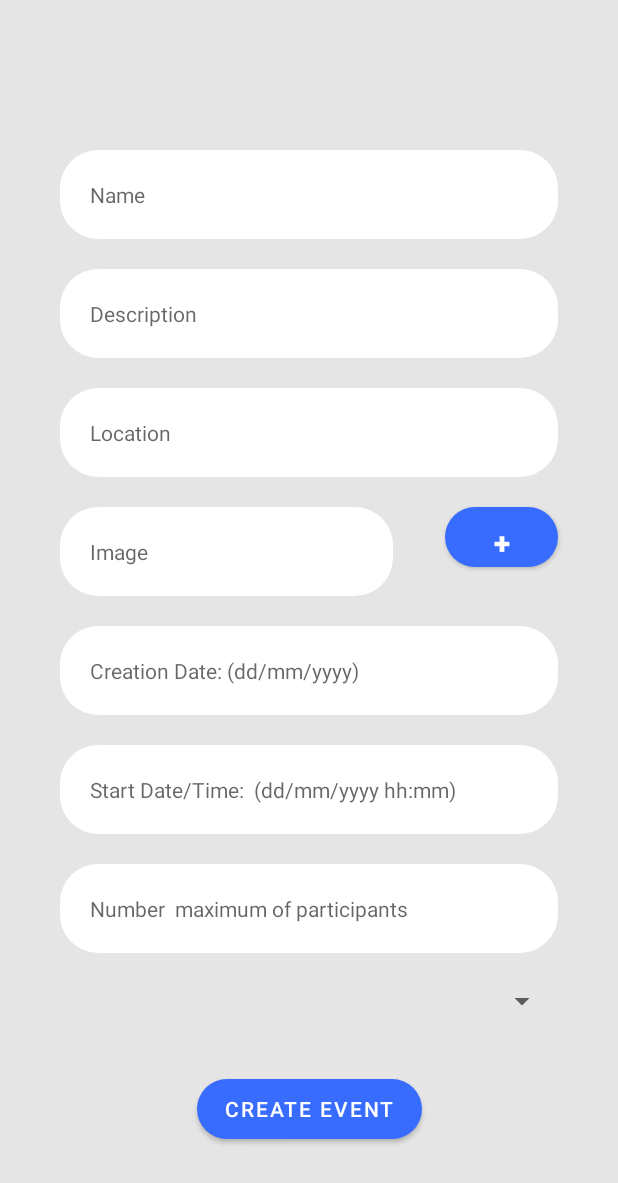
After one commit to OscarRD2/OpenEvents, an Android app: the CreateEventActivity screen opened directly, with no data from a screen before it, on a phone screen of 412 x 824 dp. The commit adds this screen. Shown: the top 1183 px of the screen. Run offline under Robolectric (Android 15) with nearby library versions, the phone set to English and light mode, and no system bars.

Commit message:
Create Event Layout (DONE)

```diff
--- a/app/src/main/AndroidManifest.xml
+++ b/app/src/main/AndroidManifest.xml
@@ -9,6 +9,9 @@
         android:roundIcon="@mipmap/ic_launcher_round"
         android:supportsRtl="true"
         android:theme="@style/Theme.OpenEvents">
+        <activity
+            android:name=".CreateEventActivity"
+            android:exported="false" />
         <activity
             android:name=".SingUpActivity"
             android:exported="false" />
--- /dev/null
+++ b/app/src/main/java/com/androidpprog2/openevents/CreateEventActivity.java
@@ -0,0 +1,16 @@
+package com.androidpprog2.openevents;
+
+import androidx.appcompat.app.AppCompatActivity;
+
+import android.os.Bundle;
+
+public class CreateEventActivity extends AppCompatActivity {
+
+    @Override
+    protected void onCreate(Bundle savedInstanceState) {
+        super.onCreate(savedInstanceState);
+        setContentView(R.layout.activity_create_event);
+        getSupportActionBar().hide();
+
+    }
+}
--- a/app/src/main/java/com/androidpprog2/openevents/MainActivity.java
+++ b/app/src/main/java/com/androidpprog2/openevents/MainActivity.java
@@ -22,7 +22,6 @@ public class MainActivity extends AppCompatActivity {
 
             @Override
             public void onClick(View v) {
-                //Linkear pag Registro -> VICTOR
                 Intent i = new Intent(MainActivity.this, SingUpActivity.class);
                 i.addFlags(Intent.FLAG_ACTIVITY_CLEAR_TOP);
                 startActivity(i);
--- /dev/null
+++ b/app/src/main/res/drawable/button_background.xml
@@ -0,0 +1,5 @@
+<?xml version="1.0" encoding="utf-8"?>
+<shape android:shape="rectangle" xmlns:android="http://schemas.android.com/apk/res/android">
+    <solid android:color="@color/blue" />
+    <corners android:radius="60dp" />
+</shape>
--- /dev/null
+++ b/app/src/main/res/drawable/text_fields.xml
@@ -0,0 +1,6 @@
+<?xml version="1.0" encoding="utf-8"?>
+
+<shape android:shape="rectangle" xmlns:android="http://schemas.android.com/apk/res/android">
+    <solid android:color="@color/white" />
+    <corners android:radius="25dp" />
+</shape>
--- /dev/null
+++ b/app/src/main/res/layout/activity_create_event.xml
@@ -0,0 +1,186 @@
+<?xml version="1.0" encoding="utf-8"?>
+<androidx.constraintlayout.widget.ConstraintLayout
+    xmlns:android="http://schemas.android.com/apk/res/android"
+    xmlns:app="http://schemas.android.com/apk/res-auto"
+    xmlns:tools="http://schemas.android.com/tools"
+    android:background="@color/colorGray"
+    android:layout_width="match_parent"
+    android:layout_height="match_parent">
+
+    <EditText
+        android:id="@+id/textView"
+        android:layout_width="match_parent"
+        android:layout_height="wrap_content"
+        android:layout_marginStart="40dp"
+        android:layout_marginTop="100dp"
+        android:layout_marginEnd="40dp"
+        android:background="@drawable/text_fields"
+        android:hint="Name"
+        android:paddingLeft="30px"
+        android:paddingTop="30px"
+        android:paddingRight="30px"
+        android:paddingBottom="30px"
+        android:textSize="14sp"
+        app:layout_constraintEnd_toEndOf="parent"
+        app:layout_constraintStart_toStartOf="parent"
+        app:layout_constraintTop_toTopOf="parent" />
+
+    <EditText
+        android:id="@+id/description"
+        android:layout_width="match_parent"
+        android:layout_height="wrap_content"
+        android:layout_marginStart="40dp"
+        android:layout_marginTop="20dp"
+        android:layout_marginEnd="40dp"
+        android:background="@drawable/text_fields"
+        android:hint="Description"
+        android:maxLines="3"
+        android:paddingLeft="30px"
+        android:paddingTop="30px"
+        android:paddingRight="30px"
+        android:paddingBottom="30px"
+        android:textSize="14sp"
+        app:layout_constraintEnd_toEndOf="parent"
+        app:layout_constraintStart_toStartOf="parent"
+        app:layout_constraintTop_toBottomOf="@+id/textView" />
+
+    <EditText
+        android:id="@+id/creation_date"
+        android:layout_width="match_parent"
+        android:layout_height="wrap_content"
+        android:layout_marginStart="40dp"
+        android:layout_marginTop="20dp"
+        android:layout_marginEnd="40dp"
+        android:background="@drawable/text_fields"
+        android:hint="Creation Date: (dd/mm/yyyy)"
+        android:inputType="date"
+        android:maxLines="3"
+        android:paddingLeft="30px"
+        android:paddingTop="30px"
+        android:paddingRight="30px"
+        android:paddingBottom="30px"
+        android:textSize="14sp"
+        app:layout_constraintEnd_toEndOf="parent"
+        app:layout_constraintHorizontal_bias="1.0"
+        app:layout_constraintStart_toStartOf="parent"
+        app:layout_constraintTop_toBottomOf="@+id/image" />
+
+    <EditText
+        android:id="@+id/start_date_time"
+        android:layout_width="match_parent"
+        android:layout_height="wrap_content"
+        android:layout_marginStart="40dp"
+        android:layout_marginTop="20dp"
+        android:layout_marginEnd="40dp"
+        android:background="@drawable/text_fields"
+        android:hint="Start Date/Time:  (dd/mm/yyyy hh:mm)"
+        android:inputType="datetime"
+        android:maxLines="3"
+        android:paddingLeft="30px"
+        android:paddingTop="30px"
+        android:paddingRight="30px"
+        android:paddingBottom="30px"
+        android:textSize="14sp"
+        app:layout_constraintEnd_toEndOf="parent"
+        app:layout_constraintHorizontal_bias="0.0"
+        app:layout_constraintStart_toStartOf="parent"
+        app:layout_constraintTop_toBottomOf="@+id/creation_date" />
+
+    <EditText
+        android:id="@+id/number_max_participants"
+        android:layout_width="match_parent"
+        android:layout_height="wrap_content"
+        android:layout_marginStart="40dp"
+        android:layout_marginTop="20dp"
+        android:layout_marginEnd="40dp"
+        android:background="@drawable/text_fields"
+        android:hint="Number  maximum of participants"
+        android:inputType="number"
+        android:maxLines="3"
+        android:paddingLeft="30px"
+        android:paddingTop="30px"
+        android:paddingRight="30px"
+        android:paddingBottom="30px"
+        android:textSize="14sp"
+        app:layout_constraintEnd_toEndOf="parent"
+        app:layout_constraintHorizontal_bias="0.0"
+        app:layout_constraintStart_toStartOf="parent"
+        app:layout_constraintTop_toBottomOf="@+id/start_date_time" />
+
+    <EditText
+        android:id="@+id/location"
+        android:layout_width="match_parent"
+        android:layout_height="wrap_content"
+        android:layout_marginStart="40dp"
+        android:layout_marginTop="20dp"
+        android:layout_marginEnd="40dp"
+        android:background="@drawable/text_fields"
+        android:hint="Location"
+        android:paddingLeft="30px"
+        android:paddingTop="30px"
+        android:paddingRight="30px"
+        android:paddingBottom="30px"
+        android:textSize="14sp"
+        app:layout_constraintEnd_toEndOf="parent"
+        app:layout_constraintHorizontal_bias="0.0"
+        app:layout_constraintStart_toStartOf="parent"
+        app:layout_constraintTop_toBottomOf="@+id/description" />
+
+    <EditText
+        android:id="@+id/image"
+        android:layout_width="match_parent"
+        android:layout_height="wrap_content"
+        android:layout_marginStart="40dp"
+        android:layout_marginTop="20dp"
+        android:layout_marginEnd="150dp"
+        android:background="@drawable/text_fields"
+        android:hint="Image"
+        android:paddingLeft="30px"
+        android:paddingTop="30px"
+        android:paddingRight="30px"
+        android:paddingBottom="30px"
+        android:textSize="14sp"
+        app:layout_constraintEnd_toStartOf="@+id/add_image_btn"
+        app:layout_constraintStart_toStartOf="parent"
+        app:layout_constraintTop_toBottomOf="@+id/location" />
+
+    <Button
+        android:id="@+id/add_image_btn"
+        android:layout_width="75dp"
+        android:layout_height="40dp"
+        android:layout_marginTop="20dp"
+        android:layout_marginEnd="40dp"
+        android:background="@drawable/button_background"
+        android:text="+"
+        android:textColor="@color/white"
+        android:textSize="20sp"
+        android:textStyle="bold"
+        app:layout_constraintEnd_toEndOf="parent"
+        app:layout_constraintTop_toBottomOf="@+id/location" />
+
+    <Button
+        android:id="@+id/create_event_btn"
+        android:layout_width="150dp"
+        android:layout_height="40dp"
+        android:layout_marginTop="40dp"
+        android:background="@drawable/button_background"
+        android:text="Create Event"
+        android:textColor="@color/white"
+        android:textSize="14sp"
+        app:layout_constraintEnd_toEndOf="parent"
+        app:layout_constraintStart_toStartOf="parent"
+        app:layout_constraintTop_toBottomOf="@+id/type" />
+
+    <Spinner
+        android:id="@+id/type"
+        android:layout_width="match_parent"
+        android:layout_height="0dp"
+        android:layout_marginStart="40dp"
+        android:layout_marginTop="20dp"
+        android:layout_marginEnd="40dp"
+        android:dropDownWidth="wrap_content"
+        app:layout_constraintEnd_toEndOf="parent"
+        app:layout_constraintStart_toStartOf="parent"
+        app:layout_constraintTop_toBottomOf="@+id/number_max_participants" />
+
+</androidx.constraintlayout.widget.ConstraintLayout>
--- a/app/src/main/res/layout/activity_main.xml
+++ b/app/src/main/res/layout/activity_main.xml
@@ -44,6 +44,7 @@
         android:layout_height="wrap_content"
         android:layout_marginTop="44dp"
         android:ems="10"
+
         android:hint="@string/password_hint"
         android:inputType="textPassword"
         app:layout_constraintEnd_toEndOf="parent"
--- a/app/src/main/res/mipmap-anydpi-v26/ic_launcher.xml
+++ b/app/src/main/res/mipmap-anydpi-v26/ic_launcher.xml
@@ -1,5 +1,5 @@
 <?xml version="1.0" encoding="utf-8"?>
 <adaptive-icon xmlns:android="http://schemas.android.com/apk/res/android">
-    <background android:drawable="@color/ic_launcher_background"/>
+    <background android:drawable="@color/ic_IconApp_background"/>
     <foreground android:drawable="@mipmap/ic_launcher_foreground"/>
 </adaptive-icon>
--- a/app/src/main/res/mipmap-anydpi-v26/ic_launcher_round.xml
+++ b/app/src/main/res/mipmap-anydpi-v26/ic_launcher_round.xml
@@ -1,5 +1,5 @@
 <?xml version="1.0" encoding="utf-8"?>
 <adaptive-icon xmlns:android="http://schemas.android.com/apk/res/android">
-    <background android:drawable="@color/ic_launcher_background"/>
+    <background android:drawable="@color/ic_IconApp_background"/>
     <foreground android:drawable="@mipmap/ic_launcher_foreground"/>
 </adaptive-icon>
--- a/app/src/main/res/values/colors.xml
+++ b/app/src/main/res/values/colors.xml
@@ -8,4 +8,6 @@
     <color name="black">#FF000000</color>
     <color name="white">#FFFFFFFF</color>
     <color name="blue">#386CFF</color>
+    <color name="colorGray">#E5E5E5</color>
+
 </resources>
--- a/app/src/main/res/values/ic_launcher_background.xml
+++ b/app/src/main/res/values/ic_IconApp_background.xml
@@ -1,4 +1,4 @@
 <?xml version="1.0" encoding="utf-8"?>
 <resources>
-    <color name="ic_launcher_background">#F6F0DD</color>
+    <color name="ic_IconApp_background">#F6F0DD</color>
 </resources>
```
Also changed, not shown: app/src/main/ic_IconApp-playstore.png (added).
